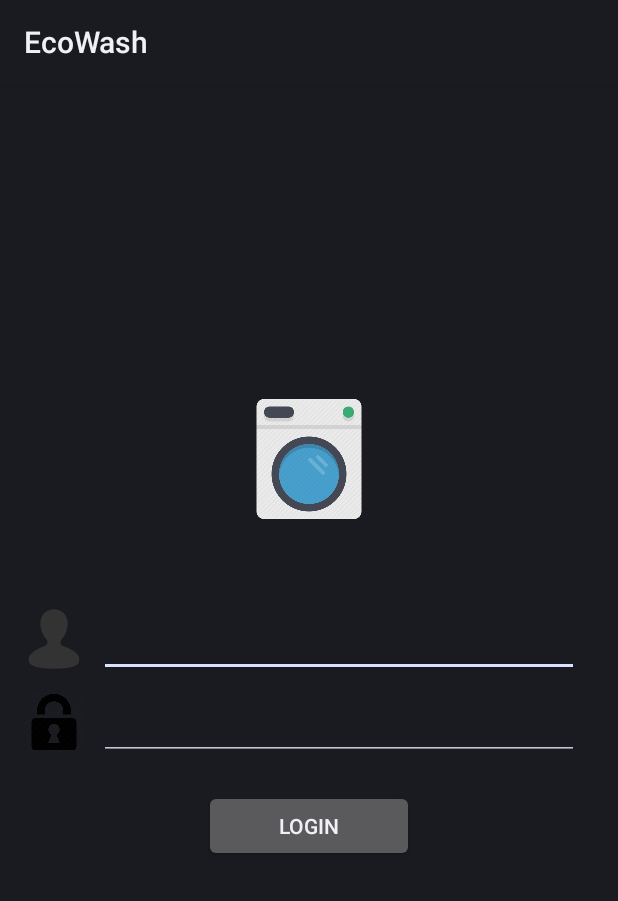
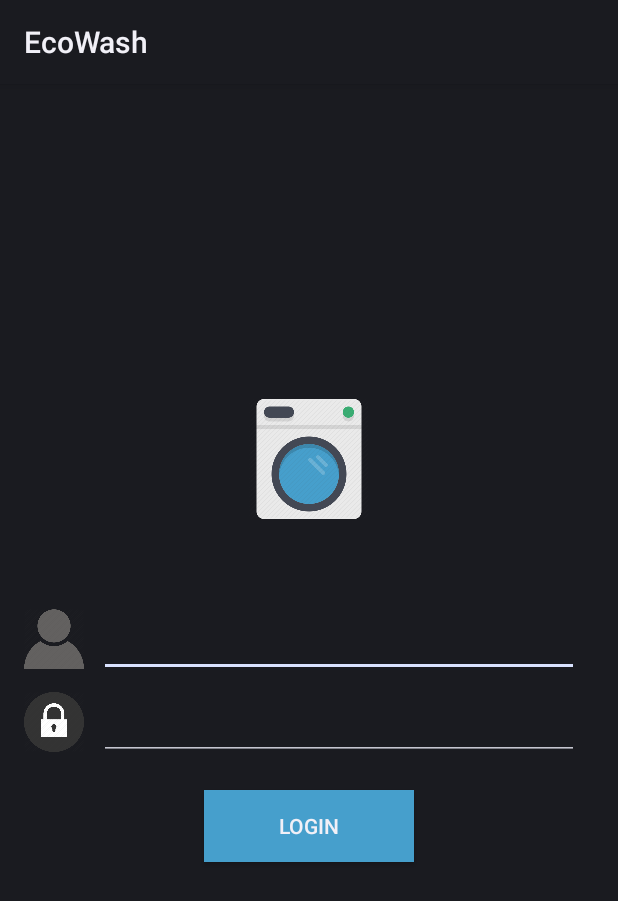
Before and after one commit to madadiaconu/EcoWash, an Android app: the layout activity_login.xml on its own in the app's theme, with its tools: preview values and no code run, on a phone screen of 412 x 824 dp. Shown: the top 901 px of the screen. Run offline under Robolectric (Android 15) with nearby library versions, the phone set to English and light mode, and no system bars.

Commit message:
Add some design details Apply layout on LoginActivity

```diff
--- a/EcoWash/app/src/main/java/com/myapps/ecowash/ui/LoginActivity.java
+++ b/EcoWash/app/src/main/java/com/myapps/ecowash/ui/LoginActivity.java
@@ -1,12 +1,14 @@
 package com.myapps.ecowash.ui;
 
 import android.os.Bundle;
+
+import com.myapps.ecowash.R;
 
 public class LoginActivity extends BaseActivity{
 
     @Override
     protected void onCreate(Bundle savedInstanceState) {
         super.onCreate(savedInstanceState);
-
+        setContentView(R.layout.activity_login);
     }
 }
--- a/EcoWash/app/src/main/res/layout/activity_login.xml
+++ b/EcoWash/app/src/main/res/layout/activity_login.xml
@@ -9,7 +9,7 @@
 
     <ImageView
         android:layout_width="@dimen/logo_size"
-        android:layout_height="80dp"
+        android:layout_height="@dimen/logo_size"
         android:src="@drawable/washing_machine"
         android:layout_marginBottom="@dimen/logo_bottom_margin"/>
 
@@ -54,7 +54,8 @@
         android:layout_width="@dimen/login_btn_width"
         android:layout_height="wrap_content"
         android:layout_margin="@dimen/login_btn_margin"
-        android:text="@string/login"/>
+        android:text="@string/login"
+        android:background="@color/login_btn"/>
 
     <TextView
         android:layout_width="match_parent"
--- a/EcoWash/app/src/main/res/menu/menu_main.xml
+++ /dev/null
@@ -1,6 +0,0 @@
-<menu xmlns:android="http://schemas.android.com/apk/res/android"
-    xmlns:app="http://schemas.android.com/apk/res-auto"
-    xmlns:tools="http://schemas.android.com/tools" tools:context=".MainActivity">
-    <item android:id="@+id/action_settings" android:title="@string/action_settings"
-        android:orderInCategory="100"/>
-</menu>
--- a/EcoWash/app/src/main/res/values/colors.xml
+++ b/EcoWash/app/src/main/res/values/colors.xml
@@ -1,5 +1,9 @@
 <?xml version="1.0" encoding="utf-8"?>
 <resources>
     <color name="white">#FFFFFF</color>
+
+    <!--Login Screen-->
     <color name="red">#FF0000</color>
+    <color name="login_btn">#469FCC</color>
+
 </resources>
```
Also changed, not shown: EcoWash/app/src/main/res/drawable/pass.png, EcoWash/app/src/main/res/drawable/user.png.
